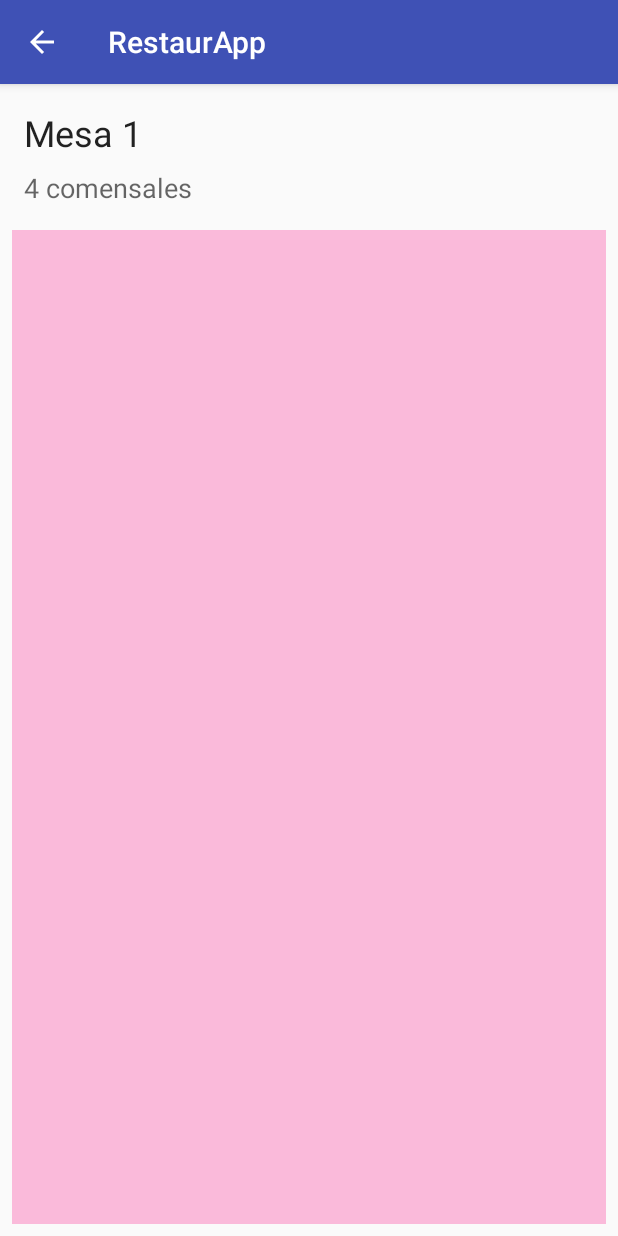
After one commit to cherran/RestaurApp, an Android app: the TableActivity screen opened directly, with no data from a screen before it, on a phone screen of 412 x 824 dp. The commit adds this screen. Run offline under Robolectric (Android 15) with nearby library versions, the phone set to English and light mode, and no system bars.

Commit message:
Added TableActivity and implemented navigation from MainActivity to it (through TableListFragment TableView press)

```diff
--- a/app/build.gradle
+++ b/app/build.gradle
@@ -23,7 +23,7 @@ android {
 }
 
 dependencies {
-    implementation fileTree(dir: 'libs', include: ['*.jar'])
+    implementation fileTree(include: ['*.jar'], dir: 'libs')
     implementation "org.jetbrains.kotlin:kotlin-stdlib-jre7:$kotlin_version"
     implementation 'com.android.support:appcompat-v7:27.1.1'
     implementation 'com.android.support.constraint:constraint-layout:1.1.0'
@@ -31,4 +31,5 @@ dependencies {
     testImplementation 'junit:junit:4.12'
     androidTestImplementation 'com.android.support.test:runner:1.0.2'
     androidTestImplementation 'com.android.support.test.espresso:espresso-core:3.0.2'
+    implementation 'com.android.support:design:27.1.1'
 }
--- a/app/src/main/AndroidManifest.xml
+++ b/app/src/main/AndroidManifest.xml
@@ -16,6 +16,9 @@
                 <category android:name="android.intent.category.LAUNCHER" />
             </intent-filter>
         </activity>
+        <activity android:name=".activity.TableActivity"
+            android:theme="@style/AppTheme.NoActionBar">
+        </activity>
     </application>
 
 </manifest>
--- /dev/null
+++ b/app/src/main/java/dev/cherran/restaurapp/activity/TableActivity.kt
@@ -0,0 +1,47 @@
+package dev.cherran.restaurapp.activity
+
+import android.content.Context
+import android.content.Intent
+import android.support.v7.app.AppCompatActivity
+import android.os.Bundle
+import android.view.MenuItem
+import dev.cherran.restaurapp.R
+import dev.cherran.restaurapp.model.Tables
+import kotlinx.android.synthetic.main.activity_table.*
+
+class TableActivity : AppCompatActivity() {
+    companion object {
+
+        val EXTRA_TABLE = "EXTRA_TABLE"
+
+        fun intent(context: Context, tableIndex: Int): Intent {
+            val intent = Intent(context, TableActivity::class.java)
+            intent.putExtra(EXTRA_TABLE, tableIndex)
+
+            return intent
+        }
+    }
+
+
+    override fun onCreate(savedInstanceState: Bundle?) {
+        super.onCreate(savedInstanceState)
+        setContentView(R.layout.activity_table)
+
+        setSupportActionBar(toolbar) // Para hacer que la toolbar haga de ActionBar
+        supportActionBar?.setDisplayHomeAsUpEnabled(true) // botón de "atrás" en la toolbar
+
+        val position = intent.getIntExtra(EXTRA_TABLE, 0)
+        val table = Tables.getTable(position)
+
+        table_name?.text = table.name
+        table_people?.text = getString(R.string.table_people_number_text, table.people)
+    }
+
+    override fun onOptionsItemSelected(item: MenuItem?): Boolean = when (item?.itemId) {
+        android.R.id.home -> { // flecha de atrás de la toolbar
+            finish()
+            true
+        }
+        else -> super.onOptionsItemSelected(item)
+    }
+}
--- a/app/src/main/java/dev/cherran/restaurapp/model/Tables.kt
+++ b/app/src/main/java/dev/cherran/restaurapp/model/Tables.kt
@@ -17,9 +17,6 @@ object Tables {
 
     fun getIndex(table: Table): Int = tables.indexOf(table)
 
-    // Operator Overloading
-    operator fun get(index: Int) = tables[index]
-
     fun getTable(index: Int) = tables[index]
 
     fun toArray() = tables.toTypedArray()
--- /dev/null
+++ b/app/src/main/res/layout/activity_table.xml
@@ -0,0 +1,85 @@
+<?xml version="1.0" encoding="utf-8"?>
+<android.support.design.widget.CoordinatorLayout
+    xmlns:android="http://schemas.android.com/apk/res/android"
+    xmlns:app="http://schemas.android.com/apk/res-auto"
+    xmlns:tools="http://schemas.android.com/tools"
+    android:layout_width="match_parent"
+    android:layout_height="match_parent"
+    tools:context=".activity.TableActivity">
+
+    <android.support.design.widget.AppBarLayout
+        android:layout_width="match_parent"
+        android:layout_height="wrap_content"
+        android:theme="@style/AppTheme.AppBarOverlay">
+
+        <android.support.v7.widget.Toolbar
+            android:id="@+id/toolbar"
+            android:layout_width="match_parent"
+            android:layout_height="wrap_content"
+            android:background="@color/colorPrimary"
+            app:popupTheme="@style/AppTheme.PopupOverlay"/>
+
+
+    </android.support.design.widget.AppBarLayout>
+
+
+    <FrameLayout
+        android:id="@+id/table_fragment"
+        android:layout_width="match_parent"
+        android:layout_height="match_parent"
+        app:layout_behavior="@string/appbar_scrolling_view_behavior">
+
+        <android.support.constraint.ConstraintLayout
+            android:layout_width="match_parent"
+            android:layout_height="match_parent">
+
+            <LinearLayout
+                android:id="@+id/linearLayout"
+                android:layout_width="match_parent"
+                android:layout_height="wrap_content"
+                android:orientation="vertical">
+
+                <TextView
+                    android:id="@+id/table_name"
+                    android:layout_width="wrap_content"
+                    android:layout_height="wrap_content"
+                    android:layout_marginStart="@dimen/default_activity_padding"
+                    android:layout_marginTop="@dimen/default_activity_padding"
+                    android:textAppearance="@style/TextAppearance.AppCompat.Headline"
+
+                    tools:text="Mesa 1" />
+
+                <TextView
+                    android:id="@+id/table_people"
+                    android:layout_width="wrap_content"
+                    android:layout_height="wrap_content"
+                    android:layout_marginStart="@dimen/default_activity_padding"
+                    android:layout_marginTop="@dimen/smaller_activity_padding"
+                    android:textAppearance="@style/TextAppearance.AppCompat.Medium"
+                    tools:text="2 comensales" />
+
+
+            </LinearLayout>
+
+            <FrameLayout
+                android:id="@+id/table_dish_list_fragment"
+                android:layout_width="match_parent"
+                android:layout_height="0dp"
+                android:layout_marginBottom="@dimen/smaller_activity_padding"
+                android:layout_marginEnd="@dimen/smaller_activity_padding"
+                android:layout_marginStart="@dimen/smaller_activity_padding"
+                android:layout_marginTop="@dimen/default_activity_padding"
+                app:layout_constraintBottom_toBottomOf="parent"
+                app:layout_constraintEnd_toEndOf="parent"
+                app:layout_constraintStart_toStartOf="parent"
+                app:layout_constraintTop_toBottomOf="@+id/linearLayout"
+                android:background="#fabada">
+
+            </FrameLayout>
+
+
+        </android.support.constraint.ConstraintLayout>
+
+    </FrameLayout>
+
+</android.support.design.widget.CoordinatorLayout>
--- /dev/null
+++ b/app/src/main/res/values/dimen.xml
@@ -0,0 +1,5 @@
+<?xml version="1.0" encoding="utf-8"?>
+<resources>
+    <dimen name="default_activity_padding">16dp</dimen>
+    <dimen name="smaller_activity_padding">8dp</dimen>
+</resources>
--- a/app/src/main/res/values/styles.xml
+++ b/app/src/main/res/values/styles.xml
@@ -8,4 +8,14 @@
         <item name="colorAccent">@color/colorAccent</item>
     </style>
 
+
+    <style name="AppTheme.NoActionBar">
+        <item name="windowActionBar">false</item>
+        <item name="windowNoTitle">true</item>
+    </style>
+
+    <style name="AppTheme.AppBarOverlay" parent="ThemeOverlay.AppCompat.Dark.ActionBar" />
+
+    <style name="AppTheme.PopupOverlay" parent="ThemeOverlay.AppCompat.Light" />
+
 </resources>
```
Also changed, not shown: app/src/main/java/dev/cherran/restaurapp/activity/MainActivity.kt (+9 -2 lines), app/src/main/java/dev/cherran/restaurapp/fragment/TableListFragment.kt (+39 -1 lines).
